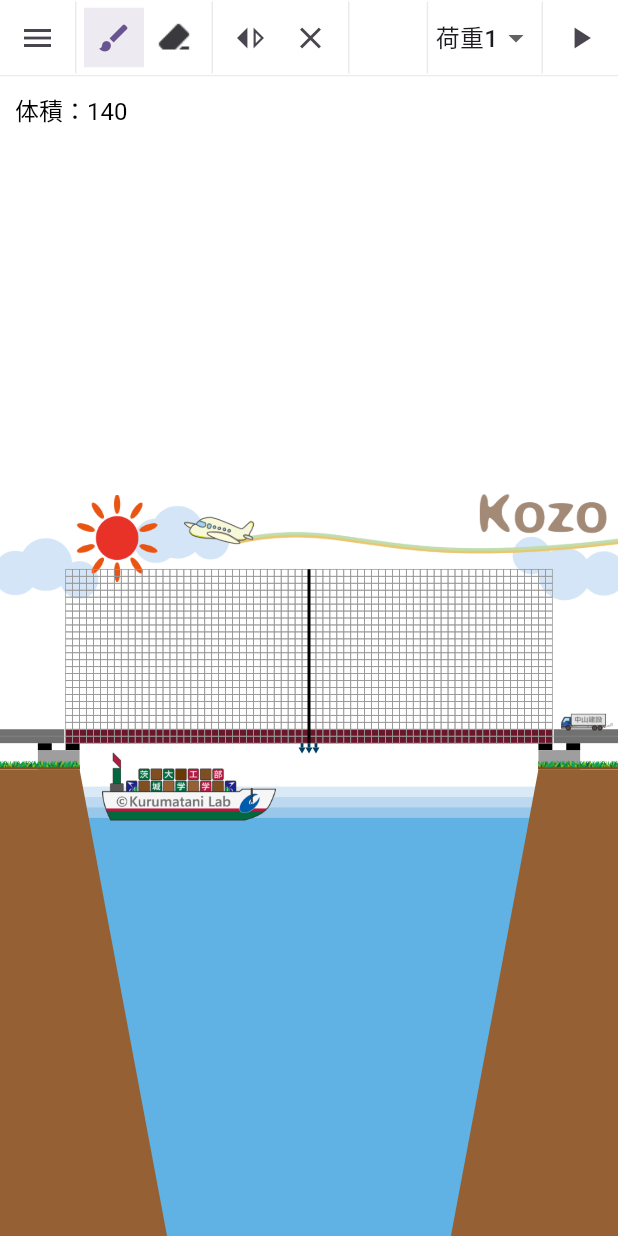
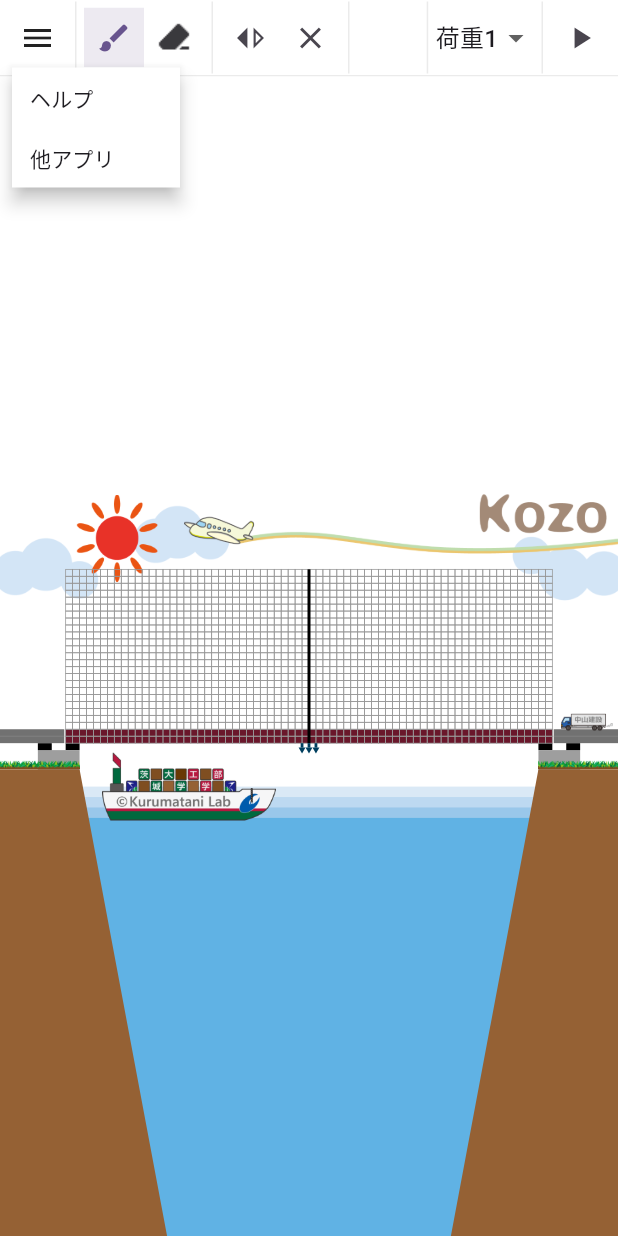
Before and after one commit to TN-2001/kozo_ibaraki_bridge, a Flutter app: the screen it shows after launch, after a tap on the "menu" icon, on a phone screen of 412 x 824 dp. Run offline on Flutter 3.47's test engine with Material 3 defaults, Android fonts, the phone set to English and light mode, and no system bars.

Commit message:
update: ヘルプメニュー作成

```diff
--- a/lib/components/base_divider.dart
+++ b/lib/components/base_divider.dart
@@ -16,8 +16,8 @@ class BaseDivider extends StatelessWidget {
       return SizedBox(
         height: double.infinity,
         child: VerticalDivider(
-          width: BaseDimens.dividerWidth,
-          thickness: BaseDimens.dividerWidth,
+          width: Dimens.dividerWidth,
+          thickness: Dimens.dividerWidth,
           indent: 0.0,
           endIndent: 0.0,
           color: ToolBarColors.dividerClor,
@@ -28,8 +28,8 @@ class BaseDivider extends StatelessWidget {
       return SizedBox(
         width: double.infinity,
         child: Divider(
-          height: BaseDimens.dividerWidth,
-          thickness: BaseDimens.dividerWidth,
+          height: Dimens.dividerWidth,
+          thickness: Dimens.dividerWidth,
           indent: 0.0,
           endIndent: 0.0,
           color: ToolBarColors.dividerClor,
--- /dev/null
+++ b/lib/components/tool_ui/tool_popup_menu_button.dart
@@ -0,0 +1,74 @@
+import 'package:flutter/material.dart';
+
+import '../../constants/colors.dart';
+import '../../constants/dimens.dart';
+
+class ToolPopupMenuButton extends StatelessWidget {
+  const ToolPopupMenuButton({super.key, required this.texts, required this.onSelected});
+
+  final List<String> texts;
+  final void Function(int index) onSelected;
+
+  @override
+  Widget build(BuildContext context) {
+    return Container(
+      // デザイン
+      width: ToolUIDimens.width,
+      height: ToolUIDimens.height,
+      color: ToolUIColors.baseColor,
+
+      child: PopupMenuButton<String>(
+        // ボタンのデザイン
+        icon: Icon(Icons.menu),
+        tooltip: "メニュー",
+        style: ButtonStyle(
+          shape: WidgetStateProperty.all(
+            RoundedRectangleBorder(
+              borderRadius: BorderRadius.circular(Dimens.buttonBorderRadius),
+              side: BorderSide(
+                color: ToolUIColors.borderColor, // ここで色を指定
+                width: ToolUIDimens.borderWidth, // 線の太さも指定可能
+              ),
+            ),
+          ),
+        ),
+        // メニューのデザイン
+        color: ToolUIColors.baseColor,
+        elevation: Dimens.elevation,
+        shape: RoundedRectangleBorder(
+          borderRadius: BorderRadius.circular(Dimens.windowBorderRadius),
+          side: BorderSide(
+            color: ToolUIColors.borderColor, // ここで色を指定
+            width: ToolUIDimens.borderWidth, // 線の太さも指定可能
+          ),
+        ),
+        menuPadding: EdgeInsets.zero,
+        position: PopupMenuPosition.under,
+        // アイテムのデザイン
+        padding: EdgeInsets.all(0),
+        itemBuilder: (BuildContext context) {
+          return [
+            for (int i = 0; i < texts.length; i++)...{
+              PopupMenuItem(
+                height: Dimens.textButtonHeight,
+                value: texts[i],
+                child: Text(
+                  texts[i],
+                  style: TextStyle(fontSize: Dimens.fontSize),
+                ),
+              ),
+            },
+          ];
+        },
+        // イベント
+        onSelected: (String value) {
+          for (int i = 0; i < texts.length; i++) {
+            if (value == texts[i]) {
+              onSelected(i);
+            }
+          }
+        },
+      ),
+    );
+  }
+}
--- a/lib/constants/dimens.dart
+++ b/lib/constants/dimens.dart
@@ -7,8 +7,17 @@
   ベースの寸法
   Base dimensions
 */
-class BaseDimens {
-  static double dividerWidth = 1.0;
+class Dimens {
+  static const double textButtonHeight = 40.0; // テキストボタンの高さ
+
+  static const double dividerWidth = 1.0; // 線の幅
+
+  static const double elevation = 5.0; // 影の大きさ
+
+  static const double fontSize = 14.0; // 文字の大きさ
+
+  static const double windowBorderRadius = 0.0; // ウィンドウの角の丸み
+  static const double buttonBorderRadius = 0.0; // ボタンの角の丸み
 }
 
 /*
--- a/lib/views/bridgegame/ui/bridgegame_ui.dart
+++ b/lib/views/bridgegame/ui/bridgegame_ui.dart
@@ -1,4 +1,5 @@
 import 'package:flutter/material.dart';
+import 'package:kozo_ibaraki_bridge/components/tool_ui/tool_popup_menu_button.dart';
 import '../../../components/tool_ui/tool_bar_divider.dart';
 import '../../../components/tool_ui/tool_dropdown_button.dart';
 import '../../../components/tool_ui/tool_icon_button.dart';
@@ -24,7 +25,7 @@ class _BridgegameUIState extends State<BridgegameUI> {
 
 
   void _onPressedMenuButton() {
-    _scaffoldKey.currentState?.openDrawer();
+    // _scaffoldKey.currentState?.openDrawer();
   }
 
   void _onPressedPowerDropdown(int indent) {
@@ -87,10 +88,39 @@ class _BridgegameUIState extends State<BridgegameUI> {
 
 
   Widget _menuButton() {
-    return ToolIconButton(
-      onPressed: _onPressedMenuButton,
-      icon: const Icon(Icons.menu),
-      message: "メニュー",
+    // return ToolIconButton(
+    //   onPressed: _onPressedMenuButton,
+    //   icon: const Icon(Icons.menu),
+    //   message: "メニュー",
+    // );
+    return ToolPopupMenuButton(
+      onSelected: (index) {
+        showDialog(
+          context: context,
+          builder: (context) {
+            return AlertDialog(
+              title: Text("タイトル"),
+              content: SingleChildScrollView(
+                child: ListBody(
+                  children: <Widget>[
+                    Column(
+                      children: [
+                        Image.asset("assets/images/help/help_01.png"),
+                        SizedBox(height: 10,),
+                        Image.asset("assets/images/help/help_02.png"),
+                      ],
+                    ),
+                  ],
+                ),
+              ),
+              actions: <Widget>[
+                // ボタン
+              ],
+            );
+          }
+        );
+      },
+      texts: ["ヘルプ","他アプリ"]
     );
   }
 
--- a/pubspec.yaml
+++ b/pubspec.yaml
@@ -24,3 +24,4 @@ flutter:
   assets:
     - assets/images/
     - assets/images/icons/
+    - assets/images/help/
```
Also changed, not shown: assets/images/help/help_01.png (added), assets/images/help/help_02.png (added).
